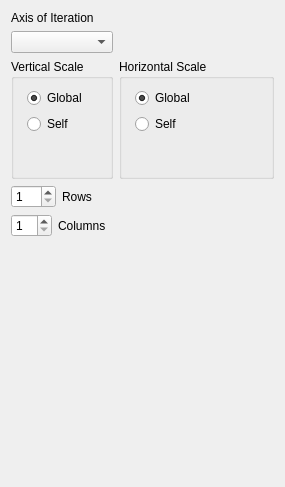
Qt form code/plotms/GuiTabs/PlotMSIterateTab.ui (radio-astro/casa) before a commit.
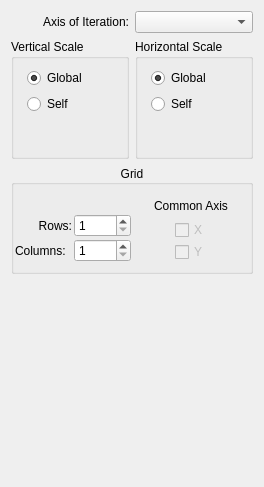
The same form after that commit.

```diff
--- a/code/plotms/GuiTabs/PlotMSIterateTab.ui
+++ b/code/plotms/GuiTabs/PlotMSIterateTab.ui
@@ -6,22 +6,27 @@
    <rect>
     <x>0</x>
     <y>0</y>
-    <width>285</width>
+    <width>264</width>
     <height>487</height>
    </rect>
   </property>
   <property name="windowTitle">
    <string>Form</string>
   </property>
-  <layout class="QGridLayout" name="gridLayout">
-   <item row="0" column="0">
+  <layout class="QVBoxLayout" name="verticalLayout_3">
+   <item>
+    <layout class="QHBoxLayout" name="horizontalLayout">
+     <item>
     <widget class="QLabel" name="iterationAxisChooserLabel">
      <property name="text">
-      <string>Axis of Iteration</string>
+        <string>Axis of Iteration:</string>
+       </property>
+       <property name="alignment">
+        <set>Qt::AlignRight|Qt::AlignTrailing|Qt::AlignVCenter</set>
      </property>
     </widget>
    </item>
-   <item row="1" column="0">
+     <item>
     <widget class="QComboBox" name="iterationAxisChooser">
      <property name="toolTip">
       <string>&lt;html&gt;&lt;head&gt;&lt;meta name=&quot;qrichtext&quot; content=&quot;1&quot; /&gt;&lt;style type=&quot;text/css&quot;&gt;
@@ -31,20 +36,11 @@
      </property>
     </widget>
    </item>
-   <item row="1" column="1">
-    <spacer name="horizontalSpacer">
-     <property name="orientation">
-      <enum>Qt::Horizontal</enum>
-     </property>
-     <property name="sizeHint" stdset="0">
-      <size>
-       <width>125</width>
-       <height>20</height>
-      </size>
-     </property>
-    </spacer>
+    </layout>
    </item>
-   <item row="2" column="0">
+   <item>
+    <layout class="QHBoxLayout" name="horizontalLayout_2">
+     <item>
     <widget class="QGroupBox" name="VertAxisSharingGroup">
      <property name="enabled">
       <bool>true</bool>
@@ -104,7 +100,7 @@
      </layout>
     </widget>
    </item>
-   <item row="2" column="1">
+     <item>
     <widget class="QGroupBox" name="HorizAxisSharingGroup">
      <property name="enabled">
       <bool>true</bool>
@@ -158,13 +154,57 @@
      </layout>
     </widget>
    </item>
-   <item row="3" column="0" colspan="2">
-    <layout class="QHBoxLayout">
+    </layout>
+   </item>
      <item>
-      <layout class="QVBoxLayout">
+    <widget class="QGroupBox" name="gridGroupBox">
+     <property name="title">
+      <string>Grid</string>
+     </property>
+     <property name="alignment">
+      <set>Qt::AlignCenter</set>
+     </property>
+     <layout class="QHBoxLayout" name="horizontalLayout_3">
+      <property name="spacing">
+       <number>2</number>
+      </property>
+      <property name="leftMargin">
+       <number>1</number>
+      </property>
+      <property name="rightMargin">
+       <number>1</number>
+      </property>
        <item>
-        <layout class="QHBoxLayout">
+       <layout class="QVBoxLayout" name="verticalLayout_2">
          <item>
+         <spacer name="horizontalSpacer_2">
+          <property name="orientation">
+           <enum>Qt::Horizontal</enum>
+          </property>
+          <property name="sizeHint" stdset="0">
+           <size>
+            <width>40</width>
+            <height>20</height>
+           </size>
+          </property>
+         </spacer>
+        </item>
+        <item>
+         <layout class="QGridLayout" name="gridLayout">
+          <item row="0" column="0">
+           <widget class="QLabel" name="rowsLabel">
+            <property name="enabled">
+             <bool>true</bool>
+            </property>
+            <property name="text">
+             <string>Rows:</string>
+            </property>
+            <property name="alignment">
+             <set>Qt::AlignRight|Qt::AlignTrailing|Qt::AlignVCenter</set>
+            </property>
+           </widget>
+          </item>
+          <item row="0" column="1">
           <widget class="QSpinBox" name="nRowsSpinBox">
            <property name="enabled">
             <bool>true</bool>
@@ -186,21 +226,17 @@
            </property>
           </widget>
          </item>
-         <item>
-          <widget class="QLabel" name="rowsLabel">
+          <item row="1" column="0">
+           <widget class="QLabel" name="columnsLabel">
            <property name="enabled">
             <bool>true</bool>
            </property>
            <property name="text">
-            <string>Rows</string>
+             <string>Columns:</string>
            </property>
           </widget>
          </item>
-        </layout>
-       </item>
-       <item>
-        <layout class="QHBoxLayout">
-         <item>
+          <item row="1" column="1">
           <widget class="QSpinBox" name="nColsSpinBox">
            <property name="enabled">
             <bool>true</bool>
@@ -222,36 +258,114 @@
            </property>
           </widget>
          </item>
+         </layout>
+        </item>
+       </layout>
+      </item>
          <item>
-          <widget class="QLabel" name="columnsLabel">
+       <layout class="QVBoxLayout" name="verticalLayout">
+        <item>
+         <widget class="QLabel" name="commonAxisLabel">
+          <property name="text">
+           <string>Common Axis</string>
+          </property>
+          <property name="alignment">
+           <set>Qt::AlignCenter</set>
+          </property>
+         </widget>
+        </item>
+        <item>
+         <layout class="QHBoxLayout" name="horizontalLayout_5">
+          <item>
+           <spacer name="horizontalSpacer">
+            <property name="orientation">
+             <enum>Qt::Horizontal</enum>
+            </property>
+            <property name="sizeHint" stdset="0">
+             <size>
+              <width>13</width>
+              <height>20</height>
+             </size>
+            </property>
+           </spacer>
+          </item>
+          <item>
+           <widget class="QCheckBox" name="sharedXCheck">
            <property name="enabled">
-            <bool>true</bool>
-           </property>
+             <bool>false</bool>
+            </property>
+            <property name="toolTip">
+             <string>Indicate if multiple plots should use a common x-axis.</string>
+            </property>
            <property name="text">
-            <string>Columns</string>
+             <string>X</string>
            </property>
           </widget>
          </item>
-        </layout>
+          <item>
+           <spacer name="horizontalSpacer_3">
+            <property name="orientation">
+             <enum>Qt::Horizontal</enum>
+            </property>
+            <property name="sizeHint" stdset="0">
+             <size>
+              <width>18</width>
+              <height>20</height>
+             </size>
+            </property>
+           </spacer>
        </item>
       </layout>
      </item>
      <item>
-      <spacer>
+         <layout class="QHBoxLayout" name="horizontalLayout_6">
+          <item>
+           <spacer name="horizontalSpacer_4">
        <property name="orientation">
         <enum>Qt::Horizontal</enum>
        </property>
        <property name="sizeHint" stdset="0">
         <size>
-         <width>40</width>
+              <width>13</width>
          <height>20</height>
         </size>
        </property>
       </spacer>
      </item>
-    </layout>
-   </item>
-   <item row="4" column="0">
+          <item>
+           <widget class="QCheckBox" name="sharedYCheck">
+            <property name="enabled">
+             <bool>false</bool>
+            </property>
+            <property name="toolTip">
+             <string>Indicate if multiple plots should share a common y-axis.</string>
+            </property>
+            <property name="text">
+             <string>Y</string>
+            </property>
+           </widget>
+          </item>
+          <item>
+           <spacer name="horizontalSpacer_5">
+            <property name="orientation">
+             <enum>Qt::Horizontal</enum>
+            </property>
+            <property name="sizeHint" stdset="0">
+             <size>
+              <width>13</width>
+              <height>20</height>
+             </size>
+            </property>
+           </spacer>
+          </item>
+         </layout>
+        </item>
+       </layout>
+      </item>
+     </layout>
+    </widget>
+   </item>
+   <item>
     <spacer>
      <property name="orientation">
       <enum>Qt::Vertical</enum>
```
Lines whose indentation alone changed are shown as unchanged.
